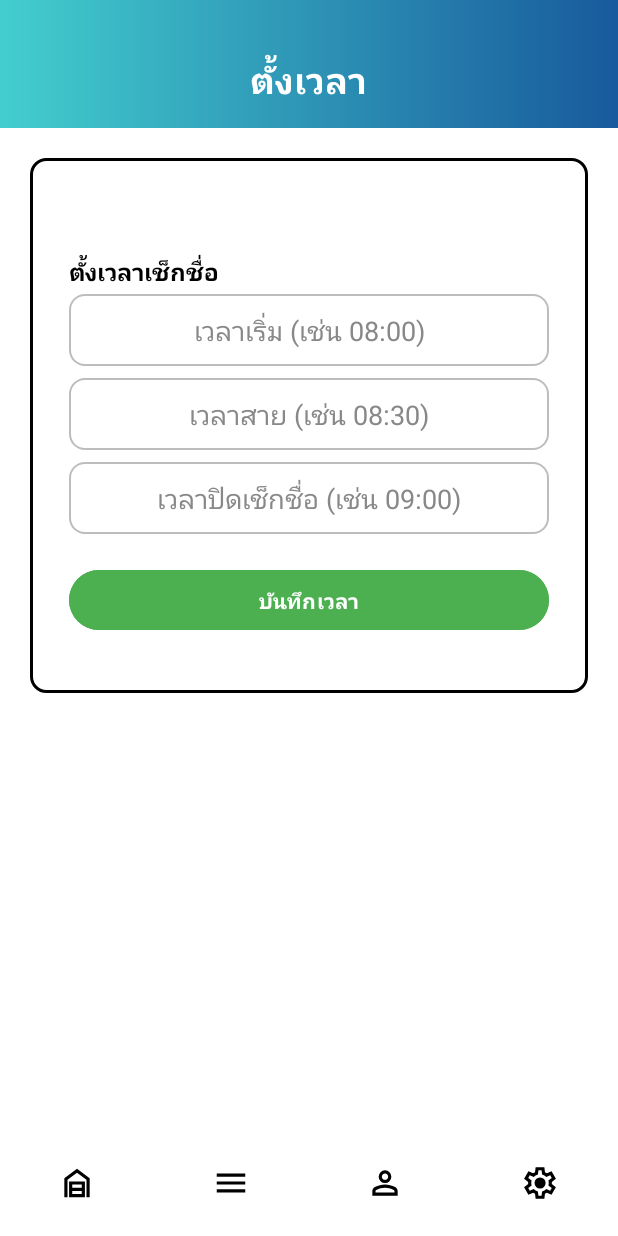
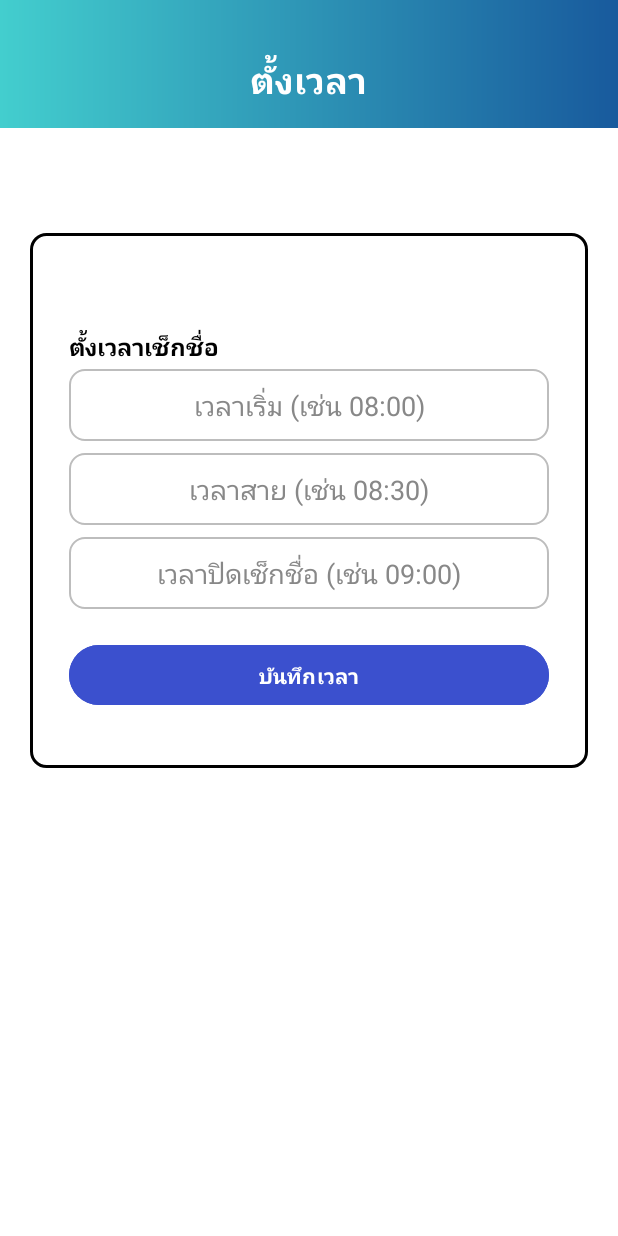
Before and after one commit to Mickeyyok/FacecheckApp, an Android app: the CreaetimeActivity screen opened directly, with no data from a screen before it, on a phone screen of 412 x 824 dp. Run offline under Robolectric (Android 15) with nearby library versions, the phone set to English and light mode, and no system bars; our stand-ins replace Firebase (no records; nobody signed in at launch, a user with empty details on screens opened directly).

Commit message:
แก้ปุ่มหน้า สร้างคลาส ตั้งเวลา

```diff
--- a/app/src/main/res/layout/activity_createtime_class.xml
+++ b/app/src/main/res/layout/activity_createtime_class.xml
@@ -37,7 +37,8 @@
             android:layout_height="wrap_content"
             android:orientation="vertical"
             android:background="@drawable/box_outline"
-            android:gravity="center_horizontal">
+            android:gravity="center_horizontal"
+            android:layout_marginTop="50dp">
 
             <LinearLayout
                 android:id="@+id/timeBox"
@@ -96,7 +97,7 @@
                     android:layout_width="match_parent"
                     android:layout_height="wrap_content"
                     android:text="บันทึกเวลา"
-                    android:backgroundTint="#4CAF50"
+                    android:backgroundTint="#3b50ce"
                     android:textColor="@android:color/white"
                     android:textStyle="bold"
                     android:layout_marginBottom="12dp" />
@@ -104,8 +105,5 @@
         </LinearLayout>
     </ScrollView>
 
-    <include
-        android:id="@+id/bottomBar"
-        layout="@layout/bottom_navbar"
-        android:layout_alignParentBottom="true" />
+
 </RelativeLayout>
```
Also changed, not shown: app/src/main/res/layout/activity_create_class.xml (+3 -7 lines).
